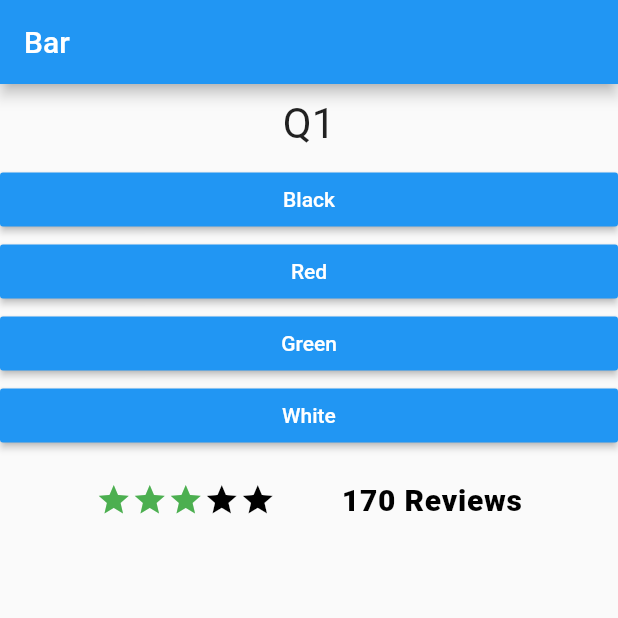
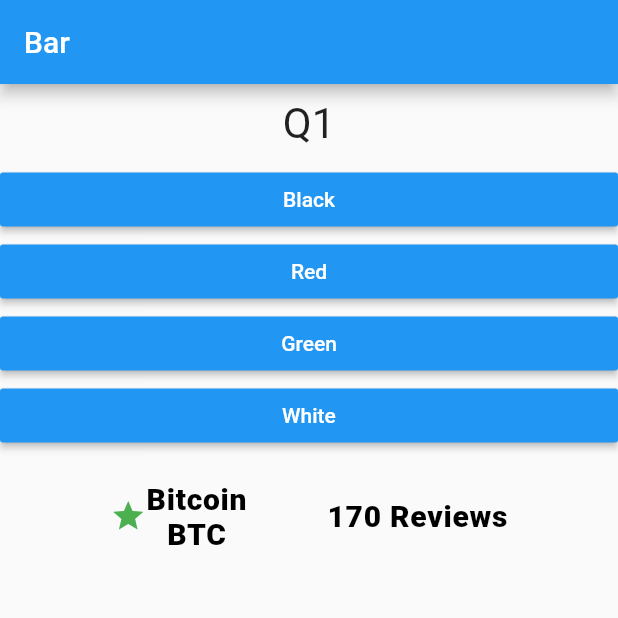
Before and after one commit to gmYusuf/TryFlutter, a Flutter app: the screen it shows after launch, on a phone screen of 412 x 824 dp, the top half of it. Run offline on Flutter 3.47's test engine with Material 2 defaults, Android fonts, the phone set to English and light mode, and no system bars.

Commit message:
create coins static row

```diff
--- a/lib/row.dart
+++ b/lib/row.dart
@@ -1,14 +1,94 @@
 import 'package:flutter/material.dart';
 
 class RowValues extends StatelessWidget {
+  static const _coinNameList = [
+    'Bitcoin',
+    'Ethereum:',
+    'Bitcoin Cash',
+  ];
+  static const _coinsShortName = [
+    'BTC',
+    'ETH:',
+    'BCH',
+  ];
+  static const _dates = [
+    '1H:',
+    '7D:',
+    '1M:',
+  ];
+  static const _coinRate = [
+    '-1%',
+    '20%',
+    '40',
+  ];
+  static const _volumeList = [
+    '9,702',
+    '248',
+    '255',
+  ];
+  static const _marketCapacitiesList= [
+    '178,725,567,373',
+    '27,073,162,964',
+    '19,071,051,017',
+  ];
+  static const _marketCapacitityStri = ':MC';
+  static const _stringVolume = ':VOL';
+
+  var _coinNames = Column(
+    mainAxisSize: MainAxisSize.min,
+    children: [
+      Text(
+        _coinNameList[0],
+        style: TextStyle(
+          color: Colors.black,
+          fontWeight: FontWeight.w800,
+          fontFamily: 'Roboto',
+          letterSpacing: 0.5,
+          fontSize: 20,
+        ),
+      ),
+      Text(
+       _coinsShortName[0],
+        style: TextStyle(
+          color: Colors.black,
+          fontWeight: FontWeight.w800,
+          fontFamily: 'Roboto',
+          letterSpacing: 0.5,
+          fontSize: 20,
+        ),
+      ),
+    ],
+  );
+  static var valuePart = Column(
+    mainAxisSize: MainAxisSize.min,
+    children: [
+      Text(
+        _coinNameList[0],
+        style: TextStyle(
+          color: Colors.black,
+          fontWeight: FontWeight.w800,
+          fontFamily: 'Roboto',
+          letterSpacing: 0.5,
+          fontSize: 20,
+        ),
+      ),
+      Text(
+       _coinsShortName[0],
+        style: TextStyle(
+          color: Colors.black,
+          fontWeight: FontWeight.w800,
+          fontFamily: 'Roboto',
+          letterSpacing: 0.5,
+          fontSize: 20,
+        ),
+      ),
+    ],
+  );
   var stars = Row(
     mainAxisSize: MainAxisSize.min,
     children: [
       Icon(Icons.star, color: Colors.green[500]),
-      Icon(Icons.star, color: Colors.green[500]),
-      Icon(Icons.star, color: Colors.green[500]),
-      Icon(Icons.star, color: Colors.black),
-      Icon(Icons.star, color: Colors.black),
+      valuePart,
     ],
   );
 
```
